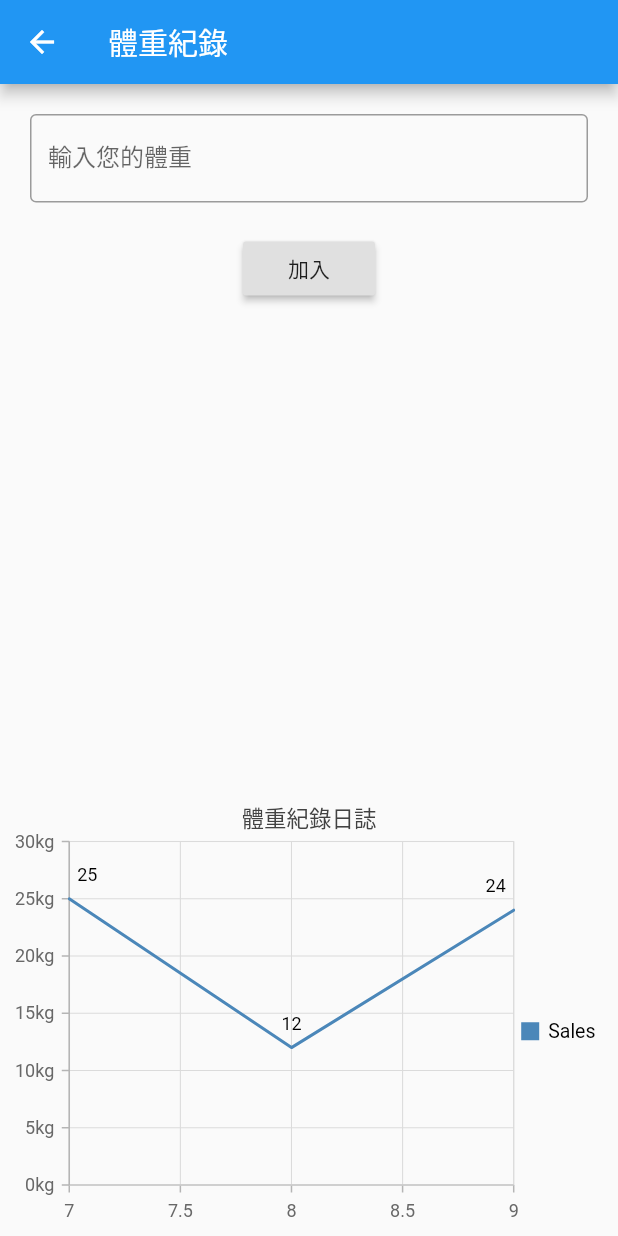
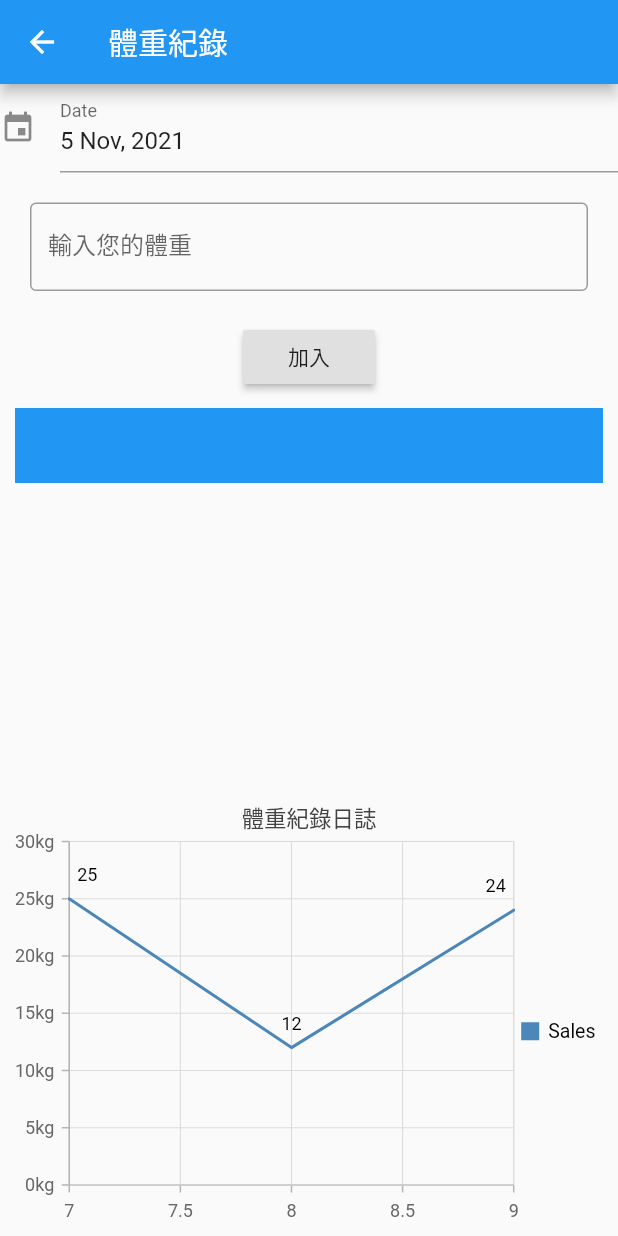
Before and after one commit to Clark1945/flutter_health_diary, a Flutter app: the weight screen opened directly, after a tap on "加入", on a phone screen of 412 x 824 dp. Run offline on Flutter 3.47's test engine with Material 2 defaults, Android fonts, the light colour scheme and no system bars; drawn by our look-alikes of date_time_picker; our stand-ins replace google_fonts, hive, hive_flutter, jiffy, pedometer, syncfusion_flutter_charts; missing offline and left inert: direct_select; accounts and stored records are empty.

Commit message:
Add Datetime in weigh function

```diff
--- a/health1/lib/weigh.dart
+++ b/health1/lib/weigh.dart
@@ -1,38 +1,62 @@
 import 'package:flutter/material.dart';
 import "package:flutter/rendering.dart";
 import "package:syncfusion_flutter_charts/charts.dart";
-import 'package:intl/intl.dart';
-import "dart:developer";
+import 'package:date_time_picker/date_time_picker.dart';
+import 'package:flutter_localizations/flutter_localizations.dart';
 
+void main() => runApp(MyApp());
 
-void main() {
-  runApp(
-      MaterialApp(
-        home: weight(),
-      )
-  );
+class MyApp extends StatelessWidget {
+  @override
+  Widget build(BuildContext context) {
+    return MaterialApp(
+      title: 'Flutter DateTimePicker Demo',
+      home: weight(),
+      localizationsDelegates: [
+        GlobalWidgetsLocalizations.delegate,
+        GlobalMaterialLocalizations.delegate,
+        GlobalCupertinoLocalizations.delegate,
+      ],
+      supportedLocales: [Locale('en', 'US')], //, Locale('pt', 'BR')],
+    );
+  }
 }
 class weight extends StatefulWidget {
   const weight({Key? key}) : super(key: key);
 
   @override
   _weightState createState() => _weightState();
+
 }
 class _weightState extends State<weight> {
   final List<String> names = <String>[];  //預先加入的資料集
   //final List<int> msgCount = <int>[2, 10];  //預先加入的資料集
   TextEditingController nameController = TextEditingController();//擷取文字用
 
-  late List<SalesData> _chartData;
+  GlobalKey<FormState> _oFormKey = GlobalKey<FormState>();
+  late TextEditingController _controller3;
+  String _valueChanged3 = '';
+  String _valueToValidate3 = '';
+  String _valueSaved3 = '';
+
+  late List<weightData> _chartData;
   late TooltipBehavior _tooltipBehavior;
 
   @override
   void initState(){
+    super.initState();
+    _controller3 = TextEditingController(text: DateTime.now().toString());
     _chartData = getChartData();
     _tooltipBehavior = TooltipBehavior(enable: true);
-    super.initState();
+    _getValue();
+
   }
-
+  Future<void> _getValue() async {
+    await Future.delayed(const Duration(seconds: 3), () {
+      setState(() {
+      });
+    }); //並沒有實際功能
+  }
   void addItemToList(){
     setState(() {
       var Date = DateTime.now();
@@ -40,7 +64,7 @@
 
       names.insert(0,nameController.text);
 //      msgCount.insert(0, 0); //insert在0的位置加入0
-      _chartData.insert(_chartData.length, SalesData(Datemon.toDouble(),double.parse(nameController.text))); //圖表更新
+      _chartData.insert(_chartData.length, weightData(Datemon.toDouble(),double.parse(nameController.text))); //圖表更新
     });
   }
 
@@ -53,6 +77,28 @@
       ),
       body: Column(
           children: <Widget>[
+            SingleChildScrollView(
+              child: Form(
+                key: _oFormKey,
+                child: Column(
+                  children: <Widget>[
+                    DateTimePicker(
+                      type: DateTimePickerType.date,  //顯示格式
+                      dateMask: 'd MMM, yyyy',  //需求資料格式
+                      controller: _controller3,  //
+                      //initialValue: _initialValue,
+                      firstDate: DateTime(2000), //範圍
+                      lastDate: DateTime(2100),   //範圍
+                      icon: Icon(Icons.event),
+                      dateLabelText: 'Date',
+                      //locale: Locale('pt', 'BR'),
+                      selectableDayPredicate: (date) {
+                        return true;
+                      },
+                    ),],
+                ),
+              ),
+            ),
             Padding(  //用來設置Padding用的Widget
               padding: EdgeInsets.all(20),
               child: TextField(
@@ -63,6 +109,7 @@
                 ),
               ),
             ),
+
             RaisedButton(
               child: Text('加入'),
               onPressed: () {
@@ -95,11 +142,11 @@
               legend: Legend(isVisible: true), //顯示下面標籤
               tooltipBehavior: _tooltipBehavior,
               series: <ChartSeries>[
-                LineSeries<SalesData,double>(
+                LineSeries<weightData,double>(
                     name: 'Sales',  //改變標籤名稱
                     dataSource: _chartData,
-                    xValueMapper: (SalesData sales, _) => sales.year,  //X軸的資料
-                    yValueMapper: (SalesData sales, _) => sales.sales,  //Y軸的資料
+                    xValueMapper: (weightData sales, _) => sales.year,  //X軸的資料
+                    yValueMapper: (weightData sales, _) => sales.sales,  //Y軸的資料
                     dataLabelSettings: DataLabelSettings(isVisible: true),
                     enableTooltip: true  //final enable tooltip
                 )
@@ -114,18 +161,18 @@
       )
     );
   }
-  List<SalesData> getChartData(){
-    final List<SalesData> chartData = [
-      SalesData(7, 25),
-      SalesData(8, 12),
-      SalesData(9, 24),
+  List<weightData> getChartData(){
+    final List<weightData> chartData = [
+      weightData(7, 25),
+      weightData(8, 12),
+      weightData(9, 24),
     ];
     return chartData;
   }
 }
 
-class SalesData{
-  SalesData(this.year,this.sales);
+class weightData{
+  weightData(this.year,this.sales);
   final double year;
   final double sales;
 }
--- a/health1/pubspec.yaml
+++ b/health1/pubspec.yaml
@@ -29,7 +29,8 @@
 dependencies:
   flutter:
     sdk: flutter
-
+  flutter_localizations: # Add this line
+    sdk: flutter
 
   # The following adds the Cupertino Icons font to your application.
   # Use with the CupertinoIcons class for iOS style icons.
@@ -42,9 +43,10 @@
       path: packages/pedometer
   shared_preferences: ^0.5.7+3
   google_fonts: ^1.1.0
-  jiffy: ^3.0.1
+  jiffy: ^4.1.0
   hive: ^1.4.1+1
   hive_flutter: ^0.3.0+2
+  date_time_picker: ^2.1.0
 
 dev_dependencies:
   hive_generator: ^0.7.0+2
```
Also changed, not shown: health1/pubspec.lock.
